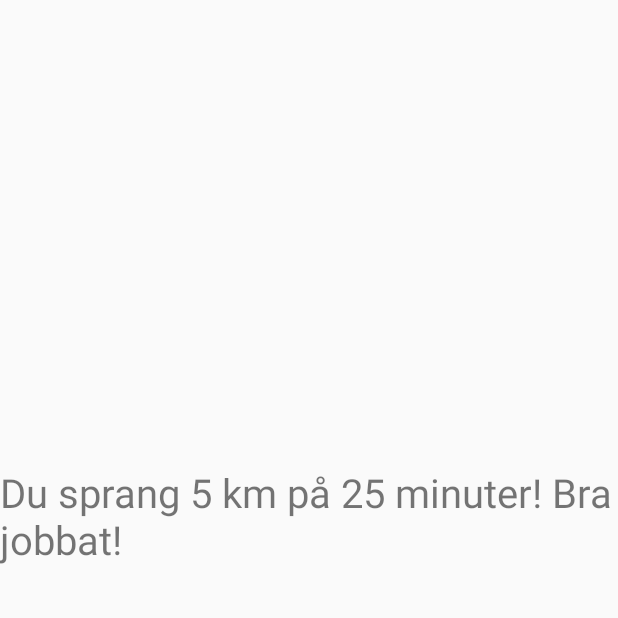
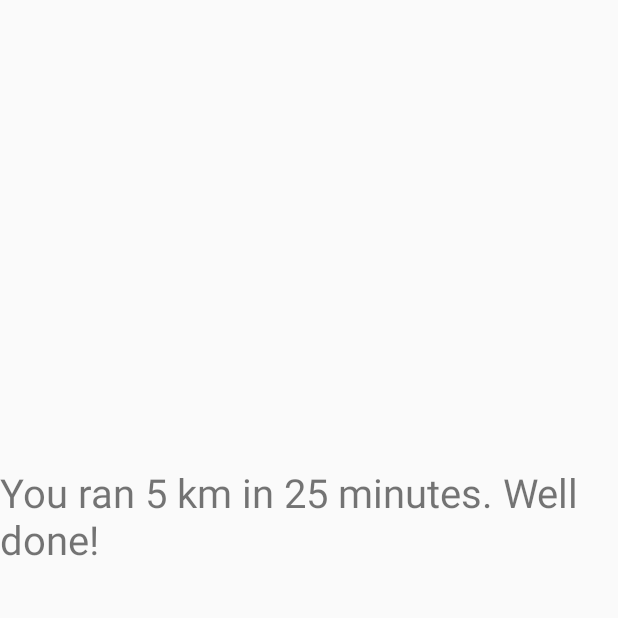
Before and after one commit to stromming/Jogr, an Android app: the StatScreen screen opened directly, with no data from a screen before it, on a phone screen of 412 x 824 dp, the top half of it. Run offline under Robolectric (Android 15) with nearby library versions, the phone set to English and light mode, and no system bars.

Commit message:
Ändrade statistikskärmarna till engelska

```diff
--- a/app/src/main/java/se/lth/mamn01/jogr/jogr/ShakeEventListener.java
+++ b/app/src/main/java/se/lth/mamn01/jogr/jogr/ShakeEventListener.java
@@ -86,8 +86,8 @@ public class ShakeEventListener implements SensorEventListener {
         if (totalMovement > MIN_FORCE) {
 
             //För test
-            mShakeListener.onShake();
-            resetShakeParameters();
+           // mShakeListener.onShake();
+           // resetShakeParameters();
 
 
 
--- a/app/src/main/java/se/lth/mamn01/jogr/jogr/StatScreen.java
+++ b/app/src/main/java/se/lth/mamn01/jogr/jogr/StatScreen.java
@@ -99,6 +99,6 @@ public void cycleStats(){
         super.onPause();
     }
     public void shareToFacebook(View view){
-        Toast.makeText(getApplicationContext(), "Delat!", Toast.LENGTH_SHORT).show();
+        Toast.makeText(getApplicationContext(), "Shared!", Toast.LENGTH_SHORT).show();
     }
 }
--- a/app/src/main/res/layout/activity_stats_0.xml
+++ b/app/src/main/res/layout/activity_stats_0.xml
@@ -13,7 +13,7 @@
     <TextView
         android:layout_width="match_parent"
         android:layout_height="204dp"
-        android:text="Du sprang 5 km på 25 minuter! Bra jobbat!"
+        android:text="You ran 5 km in 25 minutes. Well done!"
         android:id="@+id/text0"
         android:textSize="12pt" />
 </LinearLayout>
--- a/app/src/main/res/layout/activity_stats_1.xml
+++ b/app/src/main/res/layout/activity_stats_1.xml
@@ -12,7 +12,7 @@
     <TextView
         android:layout_width="268dp"
         android:layout_height="wrap_content"
-        android:text="Du brände 400 kcal!"
+        android:text="You burned 400 kcal! That's a ham sandwhich!"
         android:id="@+id/text1"
         android:layout_gravity="center_horizontal"
         android:layout_weight="0.28"
--- a/app/src/main/res/layout/activity_stats_2.xml
+++ b/app/src/main/res/layout/activity_stats_2.xml
@@ -12,7 +12,7 @@
     <Button
         android:layout_width="219dp"
         android:layout_height="wrap_content"
-        android:text="Dela till facebook?"
+        android:text="Share to facebook?"
         android:id="@+id/button_fb"
         android:layout_weight="0.28"
         android:layout_gravity="center_horizontal"
```
